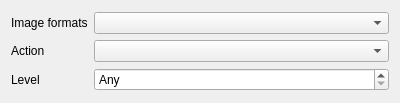
The window that imagerapwidget.ui (Kuszki/K-Tree-Tools) describes before a commit, drawn with Qt 5.
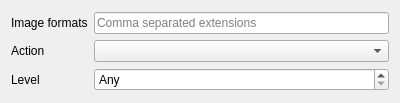
The same window after the commit. Icons and pictures are not drawn.

Diff of the .ui file:
```diff
--- a/imagerapwidget.ui
+++ b/imagerapwidget.ui
@@ -40,9 +40,6 @@
      </property>
     </widget>
    </item>
-   <item row="0" column="1">
-    <widget class="QComboBox" name="formatCombo"/>
-   </item>
    <item row="1" column="0">
     <widget class="QLabel" name="actionLabel">
      <property name="text">
@@ -82,6 +79,13 @@
      </property>
     </widget>
    </item>
+   <item row="0" column="1">
+    <widget class="QLineEdit" name="extEdit">
+     <property name="placeholderText">
+      <string>Comma separated extensions</string>
+     </property>
+    </widget>
+   </item>
   </layout>
  </widget>
  <resources/>
```
Left out of the diff: 9 changed lines with no effect on the pictures.
